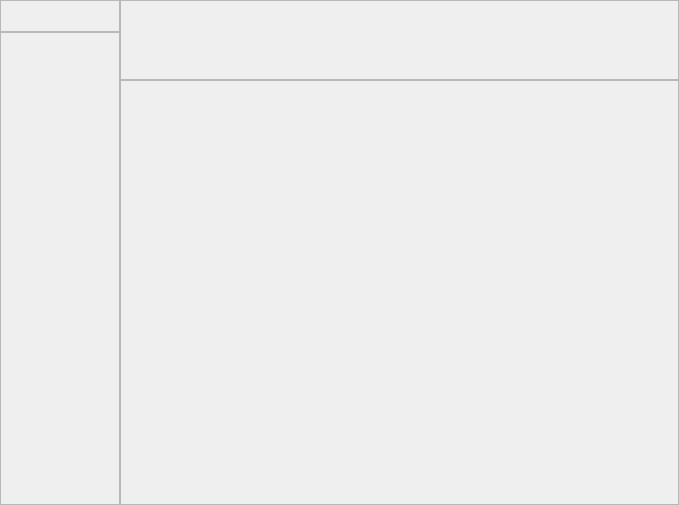
This is contact/ContactWidget.ui in HcashOrg/hx-indicator as Qt 5 draws it before an edit. The edited form follows.
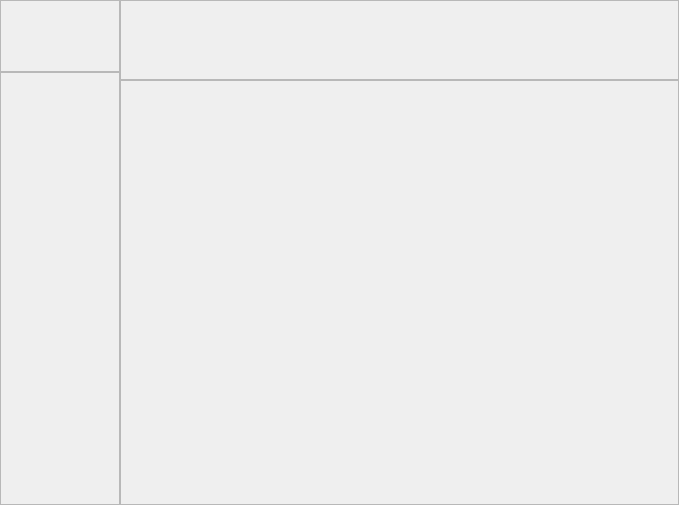
This is the edited form.

What changed in the file:
```diff
--- a/contact/ContactWidget.ui
+++ b/contact/ContactWidget.ui
@@ -39,13 +39,13 @@
        <property name="minimumSize">
         <size>
          <width>120</width>
-         <height>32</height>
+         <height>72</height>
         </size>
        </property>
        <property name="maximumSize">
         <size>
          <width>120</width>
-         <height>32</height>
+         <height>72</height>
         </size>
        </property>
        <property name="widgetResizable">
@@ -57,7 +57,7 @@
           <x>0</x>
           <y>0</y>
           <width>118</width>
-          <height>30</height>
+          <height>70</height>
          </rect>
         </property>
        </widget>
@@ -86,7 +86,7 @@
           <x>0</x>
           <y>0</y>
           <width>118</width>
-          <height>469</height>
+          <height>429</height>
          </rect>
         </property>
        </widget>
```
